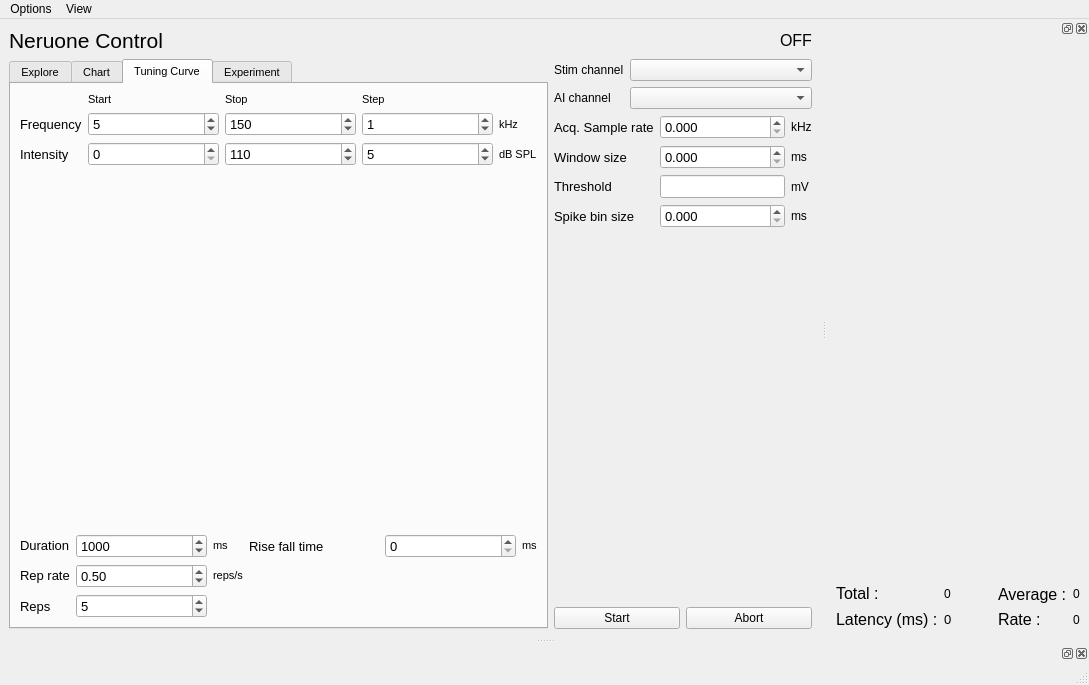
portfors-lab/sparkle, file spikeylab/main/main_control.ui: the form before one commit.
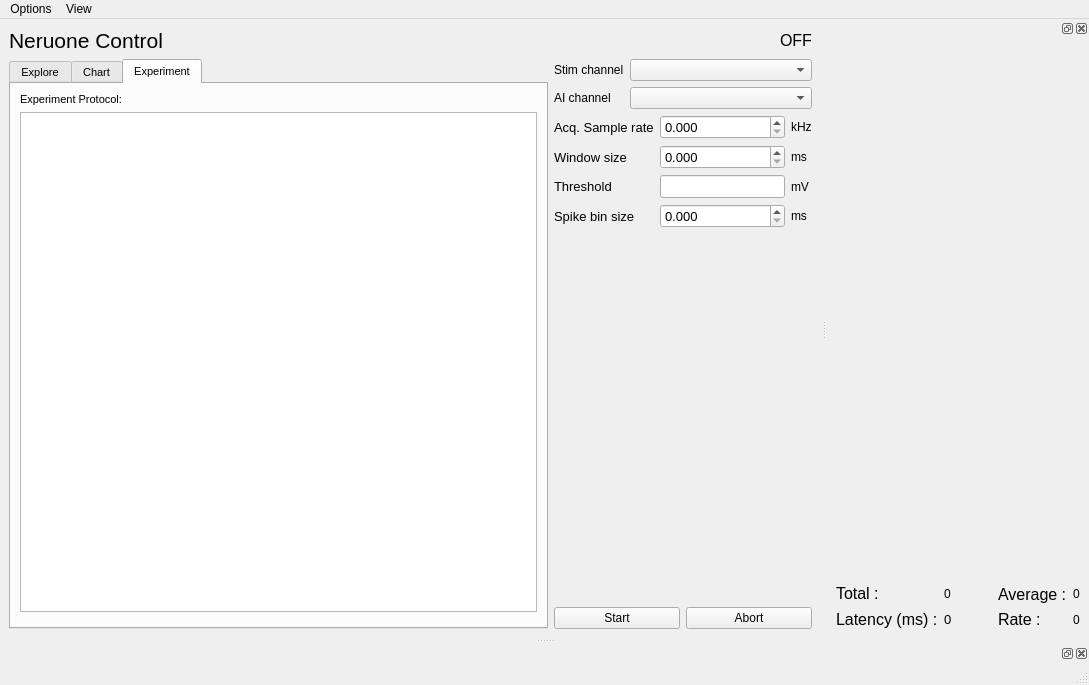
The form after the commit. The open tabs and pages were chosen to show the change. Custom widgets are drawn as their Qt base class.

Commit message: Tuning curve now a special editor of StimulusModel

What changed in the file:
```diff
--- a/spikeylab/main/main_control.ui
+++ b/spikeylab/main/main_control.ui
@@ -253,375 +253,6 @@
           <string>Chart</string>
          </attribute>
         </widget>
-        <widget class="QWidget" name="tab_tc">
-         <attribute name="title">
-          <string>Tuning Curve</string>
-         </attribute>
-         <layout class="QVBoxLayout" name="verticalLayout">
-          <item>
-           <layout class="QGridLayout" name="gridLayout_2">
-            <item row="2" column="2">
-             <widget class="QSpinBox" name="db_stop_spnbx">
-              <property name="font">
-               <font>
-                <pointsize>10</pointsize>
-               </font>
-              </property>
-              <property name="maximum">
-               <number>150</number>
-              </property>
-              <property name="value">
-               <number>110</number>
-              </property>
-             </widget>
-            </item>
-            <item row="1" column="3">
-             <widget class="QSpinBox" name="freq_step_spnbx">
-              <property name="font">
-               <font>
-                <pointsize>10</pointsize>
-               </font>
-              </property>
-              <property name="maximum">
-               <number>100</number>
-              </property>
-              <property name="value">
-               <number>1</number>
-              </property>
-             </widget>
-            </item>
-            <item row="1" column="2">
-             <widget class="QSpinBox" name="freq_stop_spnbx">
-              <property name="font">
-               <font>
-                <pointsize>10</pointsize>
-               </font>
-              </property>
-              <property name="maximum">
-               <number>200</number>
-              </property>
-              <property name="value">
-               <number>150</number>
-              </property>
-             </widget>
-            </item>
-            <item row="2" column="4">
-             <widget class="QLabel" name="label_21">
-              <property name="sizePolicy">
-               <sizepolicy hsizetype="Fixed" vsizetype="Preferred">
-                <horstretch>0</horstretch>
-                <verstretch>0</verstretch>
-               </sizepolicy>
-              </property>
-              <property name="text">
-               <string>dB SPL</string>
-              </property>
-             </widget>
-            </item>
-            <item row="1" column="4">
-             <widget class="QLabel" name="funit_lbl_3">
-              <property name="sizePolicy">
-               <sizepolicy hsizetype="Fixed" vsizetype="Preferred">
-                <horstretch>0</horstretch>
-                <verstretch>0</verstretch>
-               </sizepolicy>
-              </property>
-              <property name="text">
-               <string>kHz</string>
-              </property>
-             </widget>
-            </item>
-            <item row="1" column="1">
-             <widget class="QSpinBox" name="freq_start_spnbx">
-              <property name="font">
-               <font>
-                <pointsize>10</pointsize>
-               </font>
-              </property>
-              <property name="maximum">
-               <number>200</number>
-              </property>
-              <property name="singleStep">
-               <number>5</number>
-              </property>
-              <property name="value">
-               <number>5</number>
-              </property>
-             </widget>
-            </item>
-            <item row="2" column="3">
-             <widget class="QSpinBox" name="db_step_spnbx">
-              <property name="font">
-               <font>
-                <pointsize>10</pointsize>
-               </font>
-              </property>
-              <property name="maximum">
-               <number>50</number>
-              </property>
-              <property name="value">
-               <number>5</number>
-              </property>
-             </widget>
-            </item>
-            <item row="2" column="1">
-             <widget class="QSpinBox" name="db_start_spnbx">
-              <property name="font">
-               <font>
-                <pointsize>10</pointsize>
-               </font>
-              </property>
-              <property name="maximum">
-               <number>150</number>
-              </property>
-              <property name="singleStep">
-               <number>5</number>
-              </property>
-              <property name="value">
-               <number>0</number>
-              </property>
-             </widget>
-            </item>
-            <item row="1" column="0">
-             <widget class="QLabel" name="label_25">
-              <property name="sizePolicy">
-               <sizepolicy hsizetype="Fixed" vsizetype="Preferred">
-                <horstretch>0</horstretch>
-                <verstretch>0</verstretch>
-               </sizepolicy>
-              </property>
-              <property name="font">
-               <font>
-                <pointsize>10</pointsize>
-               </font>
-              </property>
-              <property name="text">
-               <string>Frequency</string>
-              </property>
-             </widget>
-            </item>
-            <item row="0" column="1">
-             <widget class="QLabel" name="label_26">
-              <property name="text">
-               <string>Start</string>
-              </property>
-             </widget>
-            </item>
-            <item row="2" column="0">
-             <widget class="QLabel" name="label_18">
-              <property name="font">
-               <font>
-                <pointsize>10</pointsize>
-               </font>
-              </property>
-              <property name="text">
-               <string>Intensity</string>
-              </property>
-             </widget>
-            </item>
-            <item row="0" column="2">
-             <widget class="QLabel" name="label_27">
-              <property name="text">
-               <string>Stop</string>
-              </property>
-             </widget>
-            </item>
-            <item row="0" column="3">
-             <widget class="QLabel" name="label_28">
-              <property name="text">
-               <string>Step</string>
-              </property>
-             </widget>
-            </item>
-            <item row="3" column="0">
-             <spacer name="verticalSpacer">
-              <property name="orientation">
-               <enum>Qt::Vertical</enum>
-              </property>
-              <property name="sizeHint" stdset="0">
-               <size>
-                <width>20</width>
-                <height>40</height>
-               </size>
-              </property>
-             </spacer>
-            </item>
-           </layout>
-          </item>
-          <item>
-           <layout class="QGridLayout" name="gridLayout_3">
-            <item row="0" column="0">
-             <widget class="QLabel" name="label_22">
-              <property name="sizePolicy">
-               <sizepolicy hsizetype="Preferred" vsizetype="Fixed">
-                <horstretch>0</horstretch>
-                <verstretch>0</verstretch>
-               </sizepolicy>
-              </property>
-              <property name="font">
-               <font>
-                <pointsize>10</pointsize>
-               </font>
-              </property>
-              <property name="text">
-               <string>Duration</string>
-              </property>
-             </widget>
-            </item>
-            <item row="0" column="1">
-             <widget class="QSpinBox" name="dur_spnbx_2">
-              <property name="font">
-               <font>
-                <pointsize>10</pointsize>
-               </font>
-              </property>
-              <property name="minimum">
-               <number>100</number>
-              </property>
-              <property name="maximum">
-               <number>50000</number>
-              </property>
-              <property name="singleStep">
-               <number>100</number>
-              </property>
-              <property name="value">
-               <number>1000</number>
-              </property>
-             </widget>
-            </item>
-            <item row="0" column="2">
-             <widget class="QLabel" name="tunit_lbl_4">
-              <property name="sizePolicy">
-               <sizepolicy hsizetype="Preferred" vsizetype="Fixed">
-                <horstretch>0</horstretch>
-                <verstretch>0</verstretch>
-               </sizepolicy>
-              </property>
-              <property name="text">
-               <string>ms</string>
-              </property>
-             </widget>
-            </item>
-            <item row="0" column="5">
-             <widget class="QLabel" name="tunit_lbl_3">
-              <property name="sizePolicy">
-               <sizepolicy hsizetype="Fixed" vsizetype="Fixed">
-                <horstretch>0</horstretch>
-                <verstretch>0</verstretch>
-               </sizepolicy>
-              </property>
-              <property name="text">
-               <string>ms</string>
-              </property>
-             </widget>
-            </item>
-            <item row="1" column="0">
-             <widget class="QLabel" name="label_23">
-              <property name="sizePolicy">
-               <sizepolicy hsizetype="Fixed" vsizetype="Fixed">
-                <horstretch>0</horstretch>
-                <verstretch>0</verstretch>
-               </sizepolicy>
-              </property>
-              <property name="font">
-               <font>
-                <pointsize>10</pointsize>
-               </font>
-              </property>
-              <property name="text">
-               <string>Rep rate</string>
-              </property>
-             </widget>
-            </item>
-            <item row="1" column="2">
-             <widget class="QLabel" name="label_15">
-              <property name="sizePolicy">
-               <sizepolicy hsizetype="Fixed" vsizetype="Fixed">
-                <horstretch>0</horstretch>
-                <verstretch>0</verstretch>
-               </sizepolicy>
-              </property>
-              <property name="text">
-               <string>reps/s</string>
-              </property>
-             </widget>
-            </item>
-            <item row="1" column="1">
-             <widget class="QDoubleSpinBox" name="reprate_spnbx">
-              <property name="font">
-               <font>
-                <pointsize>10</pointsize>
-               </font>
-              </property>
-              <property name="minimum">
-               <double>0.100000000000000</double>
-              </property>
-              <property name="maximum">
-               <double>10.000000000000000</double>
-              </property>
-              <property name="value">
-               <double>0.500000000000000</double>
-              </property>
-             </widget>
-            </item>
-            <item row="2" column="1">
-             <widget class="QSpinBox" name="nreps_spnbx">
-              <property name="font">
-               <font>
-                <pointsize>10</pointsize>
-               </font>
-              </property>
-              <property name="minimum">
-               <number>1</number>
-              </property>
-              <property name="maximum">
-               <number>100</number>
-              </property>
-              <property name="value">
-               <number>5</number>
-              </property>
-             </widget>
-            </item>
-            <item row="2" column="0">
-             <widget class="QLabel" name="label_31">
-              <property name="font">
-               <font>
-                <pointsize>10</pointsize>
-               </font>
-              </property>
-              <property name="text">
-               <string>Reps</string>
-              </property>
-             </widget>
-            </item>
-            <item row="0" column="4">
-             <widget class="QSpinBox" name="risefall_spnbx_2">
-              <property name="font">
-               <font>
-                <pointsize>10</pointsize>
-               </font>
-              </property>
-              <property name="maximum">
-               <number>100</number>
-              </property>
-             </widget>
-            </item>
-            <item row="0" column="3">
-             <widget class="QLabel" name="label_14">
-              <property name="font">
-               <font>
-                <pointsize>10</pointsize>
-               </font>
-              </property>
-              <property name="text">
-               <string>Rise fall time</string>
-              </property>
-             </widget>
-            </item>
-           </layout>
-          </item>
-         </layout>
-        </widget>
         <widget class="QWidget" name="tab_protocol">
          <attribute name="title">
           <string>Experiment</string>
```
Left out of the diff: 2 changed lines with no effect on the pictures. The commit also changes 16 other files.
